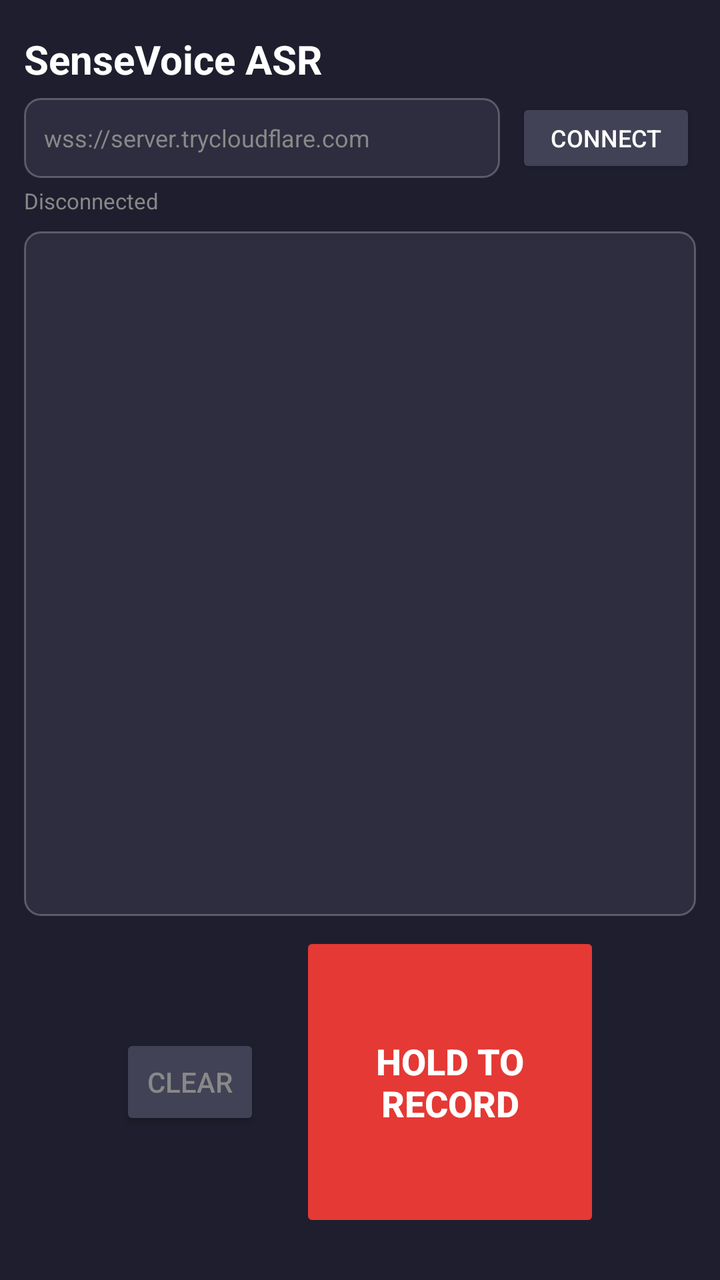
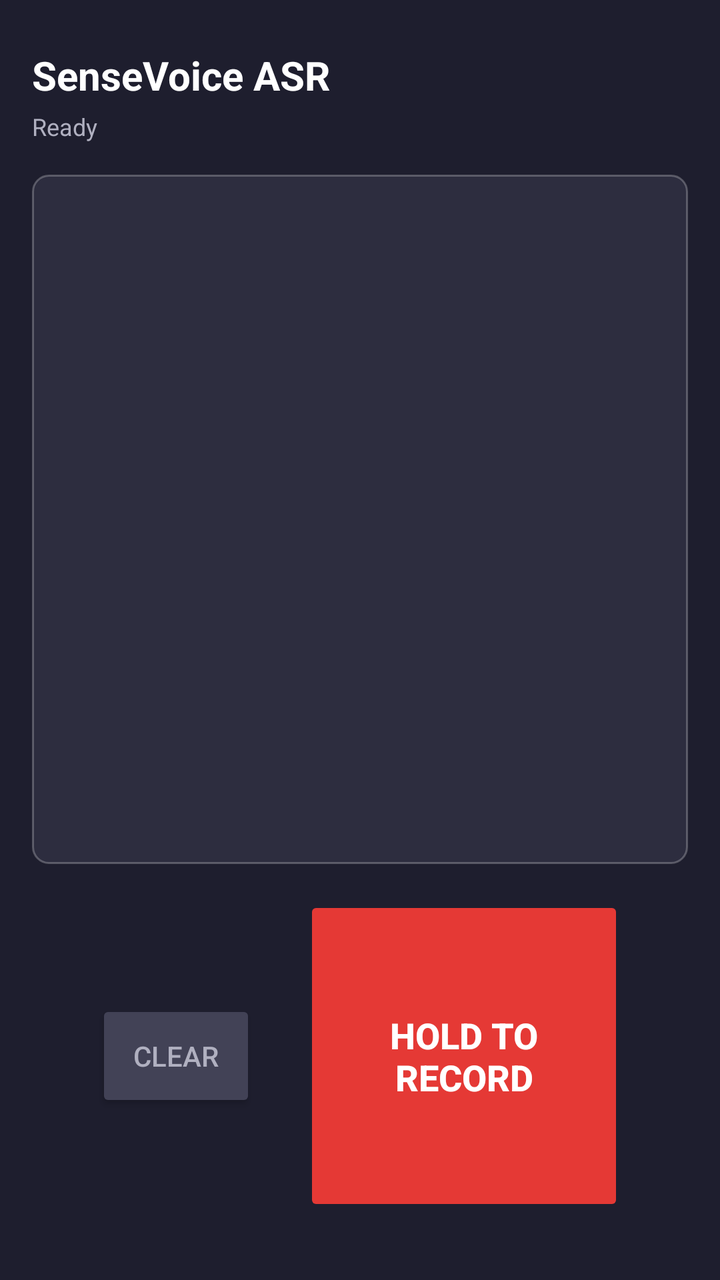

Screens rendered from an Android XML layout before and after an edit, with the pre-edit source and the edit as a unified diff.
<!-- AndroidManifest.xml: application theme Theme.SenseVoiceASR -->
<!-- res/layout/activity_main.xml -->
<?xml version="1.0" encoding="utf-8"?>
<androidx.constraintlayout.widget.ConstraintLayout
    xmlns:android="http://schemas.android.com/apk/res/android"
    xmlns:app="http://schemas.android.com/apk/res-auto"
    android:layout_width="match_parent"
    android:layout_height="match_parent"
    android:background="@color/background"
    android:padding="12dp">

    
    <TextView
        android:id="@+id/title"
        android:layout_width="wrap_content"
        android:layout_height="wrap_content"
        android:text="SenseVoice ASR"
        android:textColor="@color/text_primary"
        android:textSize="20sp"
        android:textStyle="bold"
        app:layout_constraintTop_toTopOf="parent"
        app:layout_constraintStart_toStartOf="parent"
        android:layout_marginTop="4dp" />

    
    <LinearLayout
        android:id="@+id/url_row"
        android:layout_width="0dp"
        android:layout_height="wrap_content"
        android:orientation="horizontal"
        android:gravity="center_vertical"
        app:layout_constraintTop_toBottomOf="@id/title"
        app:layout_constraintStart_toStartOf="parent"
        app:layout_constraintEnd_toEndOf="parent"
        android:layout_marginTop="6dp">

        <EditText
            android:id="@+id/server_url"
            android:layout_width="0dp"
            android:layout_height="40dp"
            android:layout_weight="1"
            android:hint="wss://server.trycloudflare.com"
            android:textColor="@color/text_primary"
            android:textColorHint="@color/text_secondary"
            android:textSize="12sp"
            android:background="@drawable/text_pad_bg"
            android:paddingStart="10dp"
            android:paddingEnd="10dp"
            android:singleLine="true"
            android:inputType="textUri" />

        <Button
            android:id="@+id/btn_connect"
            android:layout_width="90dp"
            android:layout_height="40dp"
            android:text="Connect"
            android:textColor="@color/text_primary"
            android:textSize="12sp"
            android:backgroundTint="@color/button_clear"
            android:layout_marginStart="8dp" />
    </LinearLayout>

    
    <TextView
        android:id="@+id/status"
        android:layout_width="wrap_content"
        android:layout_height="wrap_content"
        android:text="Disconnected"
        android:textColor="@color/text_secondary"
        android:textSize="11sp"
        app:layout_constraintTop_toBottomOf="@id/url_row"
        app:layout_constraintStart_toStartOf="parent"
        android:layout_marginTop="4dp" />

    
    <ScrollView
        android:id="@+id/scroll_view"
        android:layout_width="0dp"
        android:layout_height="0dp"
        android:background="@drawable/text_pad_bg"
        android:padding="4dp"
        app:layout_constraintTop_toBottomOf="@id/status"
        app:layout_constraintBottom_toTopOf="@id/button_bar"
        app:layout_constraintStart_toStartOf="parent"
        app:layout_constraintEnd_toEndOf="parent"
        android:layout_marginTop="8dp"
        android:layout_marginBottom="8dp">

        <LinearLayout
            android:id="@+id/transcript_container"
            android:layout_width="match_parent"
            android:layout_height="wrap_content"
            android:orientation="vertical" />
    </ScrollView>

    
    <LinearLayout
        android:id="@+id/button_bar"
        android:layout_width="match_parent"
        android:layout_height="wrap_content"
        android:orientation="horizontal"
        android:gravity="center"
        app:layout_constraintBottom_toBottomOf="parent"
        android:layout_marginBottom="12dp">

        <Button
            android:id="@+id/btn_clear"
            android:layout_width="70dp"
            android:layout_height="48dp"
            android:text="Clear"
            android:textColor="@color/text_secondary"
            android:backgroundTint="@color/button_clear"
            android:layout_marginEnd="20dp" />

        <Button
            android:id="@+id/btn_record"
            android:layout_width="150dp"
            android:layout_height="150dp"
            android:text="Hold to\nRecord"
            android:textColor="@color/text_primary"
            android:textSize="18sp"
            android:textStyle="bold"
            android:backgroundTint="@color/record_red"
            app:cornerRadius="75dp"
            android:stateListAnimator="@null" />
    </LinearLayout>

</androidx.constraintlayout.widget.ConstraintLayout>
<!-- resources referenced by this layout -->
<resources>
  <color name="background">#1E1E2E</color>
  <color name="button_clear">#424256</color>
  <color name="record_red">#E53935</color>
  <color name="text_primary">#FFFFFF</color>
  <color name="text_secondary">#888888</color>
  <!-- drawable text_pad_bg (drawable) -->
  <?xml version="1.0" encoding="utf-8"?>
  <shape xmlns:android="http://schemas.android.com/apk/res/android"
      android:shape="rectangle">
      <solid android:color="@color/surface_bg" />
      <corners android:radius="8dp" />
      <stroke android:width="1dp" android:color="#3FFFFFFF" />
  </shape>
  <style name="Theme.SenseVoiceASR" parent="Theme.AppCompat.Light.NoActionBar">
          <item name="colorPrimary">@color/record_red</item>
          <item name="colorPrimaryDark">@color/record_red_dark</item>
          <item name="colorAccent">@color/connect_green</item>
          <item name="android:windowBackground">@color/background</item>
          <item name="android:statusBarColor">@color/background</item>
          <item name="android:navigationBarColor">@color/background</item>
      </style>
  <color name="surface_bg">#2D2D3F</color>
  <color name="record_red_dark">#B71C1C</color>
  <color name="connect_green">#4CAF50</color>
</resources>

<!-- the commit's change to res/layout/activity_main.xml (unified diff, before → after) -->
@@ -5,7 +5,7 @@
     android:layout_width="match_parent"
     android:layout_height="match_parent"
     android:background="@color/background"
-    android:padding="12dp">
+    android:padding="16dp">
 
     
     <TextView
@@ -18,55 +18,17 @@
         android:textStyle="bold"
         app:layout_constraintTop_toTopOf="parent"
         app:layout_constraintStart_toStartOf="parent"
-        android:layout_marginTop="4dp" />
-
-    
-    <LinearLayout
-        android:id="@+id/url_row"
-        android:layout_width="0dp"
-        android:layout_height="wrap_content"
-        android:orientation="horizontal"
-        android:gravity="center_vertical"
-        app:layout_constraintTop_toBottomOf="@id/title"
-        app:layout_constraintStart_toStartOf="parent"
-        app:layout_constraintEnd_toEndOf="parent"
-        android:layout_marginTop="6dp">
-
-        <EditText
-            android:id="@+id/server_url"
-            android:layout_width="0dp"
-            android:layout_height="40dp"
-            android:layout_weight="1"
-            android:hint="wss://server.trycloudflare.com"
-            android:textColor="@color/text_primary"
-            android:textColorHint="@color/text_secondary"
-            android:textSize="12sp"
-            android:background="@drawable/text_pad_bg"
-            android:paddingStart="10dp"
-            android:paddingEnd="10dp"
-            android:singleLine="true"
-            android:inputType="textUri" />
-
-        <Button
-            android:id="@+id/btn_connect"
-            android:layout_width="90dp"
-            android:layout_height="40dp"
-            android:text="Connect"
-            android:textColor="@color/text_primary"
-            android:textSize="12sp"
-            android:backgroundTint="@color/button_clear"
-            android:layout_marginStart="8dp" />
-    </LinearLayout>
+        android:layout_marginTop="8dp" />
 
     
     <TextView
         android:id="@+id/status"
         android:layout_width="wrap_content"
         android:layout_height="wrap_content"
-        android:text="Disconnected"
+        android:text="Ready"
         android:textColor="@color/text_secondary"
-        android:textSize="11sp"
-        app:layout_constraintTop_toBottomOf="@id/url_row"
+        android:textSize="12sp"
+        app:layout_constraintTop_toBottomOf="@id/title"
         app:layout_constraintStart_toStartOf="parent"
         android:layout_marginTop="4dp" />
 
@@ -76,19 +38,23 @@
         android:layout_width="0dp"
         android:layout_height="0dp"
         android:background="@drawable/text_pad_bg"
-        android:padding="4dp"
+        android:padding="12dp"
         app:layout_constraintTop_toBottomOf="@id/status"
         app:layout_constraintBottom_toTopOf="@id/button_bar"
         app:layout_constraintStart_toStartOf="parent"
         app:layout_constraintEnd_toEndOf="parent"
-        android:layout_marginTop="8dp"
-        android:layout_marginBottom="8dp">
+        android:layout_marginTop="16dp"
+        android:layout_marginBottom="16dp">
 
-        <LinearLayout
-            android:id="@+id/transcript_container"
+        <TextView
+            android:id="@+id/transcript_text"
             android:layout_width="match_parent"
             android:layout_height="wrap_content"
-            android:orientation="vertical" />
+            android:text=""
+            android:textColor="@color/text_primary"
+            android:textSize="16sp"
+            android:lineSpacingExtra="4dp"
+            android:gravity="top|start" />
     </ScrollView>
 
     
@@ -99,27 +65,29 @@
         android:orientation="horizontal"
         android:gravity="center"
         app:layout_constraintBottom_toBottomOf="parent"
-        android:layout_marginBottom="12dp">
+        android:layout_marginBottom="16dp">
 
+        
         <Button
             android:id="@+id/btn_clear"
-            android:layout_width="70dp"
-            android:layout_height="48dp"
+            android:layout_width="80dp"
+            android:layout_height="56dp"
             android:text="Clear"
             android:textColor="@color/text_secondary"
             android:backgroundTint="@color/button_clear"
-            android:layout_marginEnd="20dp" />
+            android:layout_marginEnd="24dp" />
 
+        
         <Button
             android:id="@+id/btn_record"
-            android:layout_width="150dp"
-            android:layout_height="150dp"
+            android:layout_width="160dp"
+            android:layout_height="160dp"
             android:text="Hold to\nRecord"
             android:textColor="@color/text_primary"
             android:textSize="18sp"
             android:textStyle="bold"
             android:backgroundTint="@color/record_red"
-            app:cornerRadius="75dp"
+            app:cornerRadius="80dp"
             android:stateListAnimator="@null" />
     </LinearLayout>
 
<!-- resource entries referenced after the edit -->
@@ -1,28 +1,29 @@
 <!-- resources referenced by this layout -->
 <resources>
-  <color name="background">#1E1E2E</color>
-  <color name="button_clear">#424256</color>
-  <color name="record_red">#E53935</color>
-  <color name="text_primary">#FFFFFF</color>
-  <color name="text_secondary">#888888</color>
+  <color name="background">#FF1E1E2E</color>
+  <color name="button_clear">#FF424256</color>
+  <color name="record_red">#FFE53935</color>
+  <color name="text_primary">#FFFFFFFF</color>
+  <color name="text_secondary">#FFB0B0C0</color>
   <!-- drawable text_pad_bg (drawable) -->
   <?xml version="1.0" encoding="utf-8"?>
   <shape xmlns:android="http://schemas.android.com/apk/res/android"
       android:shape="rectangle">
-      <solid android:color="@color/surface_bg" />
+      <solid android:color="@color/surface" />
       <corners android:radius="8dp" />
       <stroke android:width="1dp" android:color="#3FFFFFFF" />
   </shape>
   <style name="Theme.SenseVoiceASR" parent="Theme.AppCompat.Light.NoActionBar">
-          <item name="colorPrimary">@color/record_red</item>
-          <item name="colorPrimaryDark">@color/record_red_dark</item>
-          <item name="colorAccent">@color/connect_green</item>
+          <item name="colorPrimary">@color/primary</item>
+          <item name="colorPrimaryDark">@color/primary_dark</item>
+          <item name="colorAccent">@color/accent</item>
           <item name="android:windowBackground">@color/background</item>
-          <item name="android:statusBarColor">@color/background</item>
+          <item name="android:statusBarColor">@color/primary_dark</item>
           <item name="android:navigationBarColor">@color/background</item>
       </style>
-  <color name="surface_bg">#2D2D3F</color>
-  <color name="record_red_dark">#B71C1C</color>
-  <color name="connect_green">#4CAF50</color>
+  <color name="surface">#FF2D2D3F</color>
+  <color name="primary">#FF6200EE</color>
+  <color name="primary_dark">#FF3700B3</color>
+  <color name="accent">#FF03DAC5</color>
 </resources>
 
